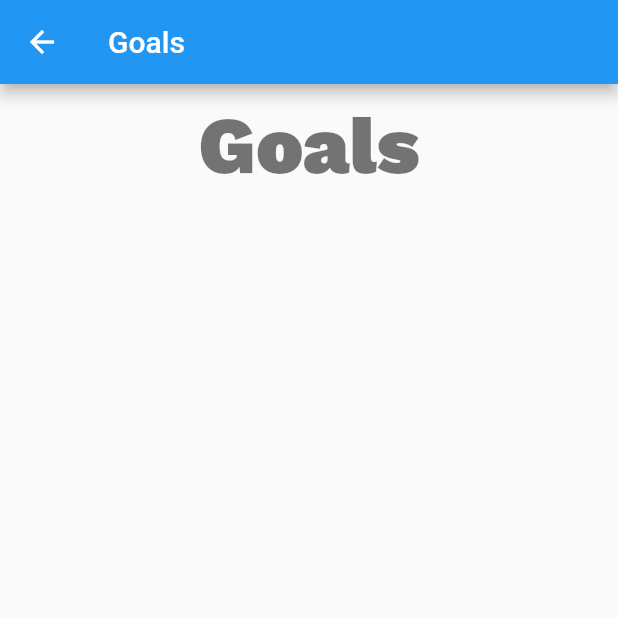
After one commit to bryanesong/FlutterFitnessApp, a Flutter app: the MyProfileGoals screen opened directly, on a phone screen of 412 x 824 dp, the top half of it. The commit adds this screen. Run offline on Flutter 3.47's test engine with Material 2 defaults, Android fonts, the phone set to English and light mode, and no system bars; our stand-ins replace firebase_auth, firebase_core, firebase_database; missing offline and left inert: flame, nice_button; accounts and stored records are empty; statements that could not run were skipped.

Commit message:
started on profile goals activity

```diff
--- /dev/null
+++ b/lib/MyProfileGoals.dart
@@ -0,0 +1,42 @@
+import 'package:flutter/cupertino.dart';
+import 'package:flutter/material.dart';
+
+class MyProfileGoals extends StatefulWidget{
+  MyProfileGoalsState createState() => MyProfileGoalsState();
+
+}
+
+class MyProfileGoalsState extends State<MyProfileGoals> {
+  @override
+  Widget build(BuildContext context) {
+    // TODO: implement build
+    return Scaffold(appBar: AppBar(title: Text("Goals"),),
+      body: Stack(children: [createTitle()],),
+
+    );
+  }
+
+  Widget createTitle() {
+    return Container(
+        alignment: Alignment.topCenter,
+        padding: EdgeInsets.fromLTRB(10, 10, 10, 0),
+        child: Text(
+          "Goals",
+          style: TextStyle(
+              decoration: TextDecoration.none,
+              fontFamily: 'Work Sans',
+              fontWeight: FontWeight.w900,
+              color: Colors.black54,
+              fontSize: 53),
+        ));
+  }
+
+  Widget createRow() {
+    return Row(
+      children: [
+        Image(Image.asset(""))
+      ],
+    );
+  }
+
+}
--- a/lib/PromptAlphaCode.dart
+++ b/lib/PromptAlphaCode.dart
@@ -141,7 +141,8 @@ class PromptAlphaCodeState extends State<PromptAlphaCode> {
 
     //locate code
     codeList.forEach((AlphaCode code) {
-      if (_inputtedCode == code.alphaCode && !code.inUse) {
+      //TRUE ADDED FOR TESTING PURPOSES
+      if (true || _inputtedCode == code.alphaCode && !code.inUse && code.enabled) {
         navigateToSignUpPage(context, code);
       }
     });
```
Also changed, not shown: lib/SignUp.dart (+82 -27 lines).
